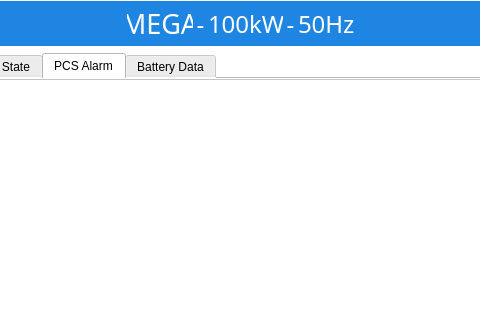
Above: win.ui from megarevolpr/Win before the change; both pictures show x 117 to 597 and y 0 to 320 of the 981 by 562 pixel window. Below: the same form after it.
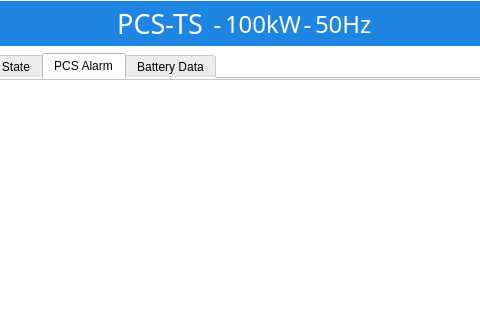
That is the form after the change. The open tabs and pages were chosen to show the change. Icons and pictures are not drawn.

The edit to the form file:
```diff
--- a/win.ui
+++ b/win.ui
@@ -2303,13 +2303,13 @@
        <widget class="QLabel" name="Machine_Name">
         <property name="minimumSize">
          <size>
-          <width>66</width>
+          <width>100</width>
           <height>45</height>
          </size>
         </property>
         <property name="maximumSize">
          <size>
-          <width>66</width>
+          <width>100</width>
           <height>45</height>
          </size>
         </property>
@@ -2323,7 +2323,7 @@
          <string notr="true">color: rgb(255, 255, 255);</string>
         </property>
         <property name="text">
-         <string>MEGA</string>
+         <string>PCS-TS</string>
         </property>
         <property name="alignment">
          <set>Qt::AlignCenter</set>
```
Left out of the diff: 9 changed lines with no effect on the pictures.
